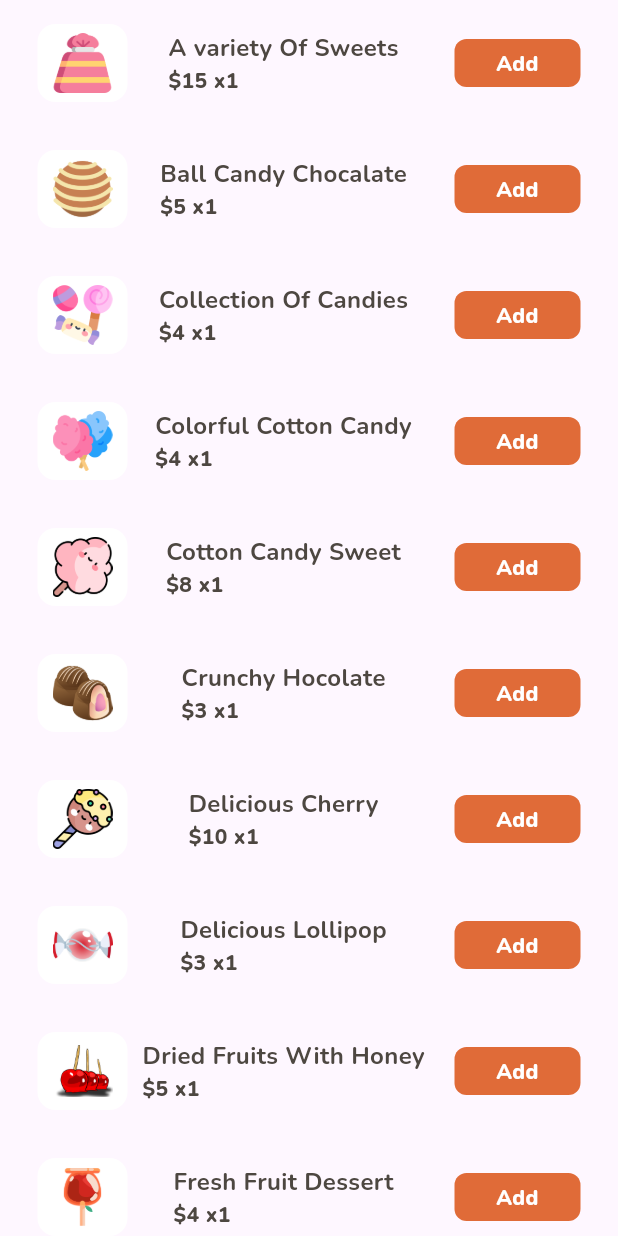
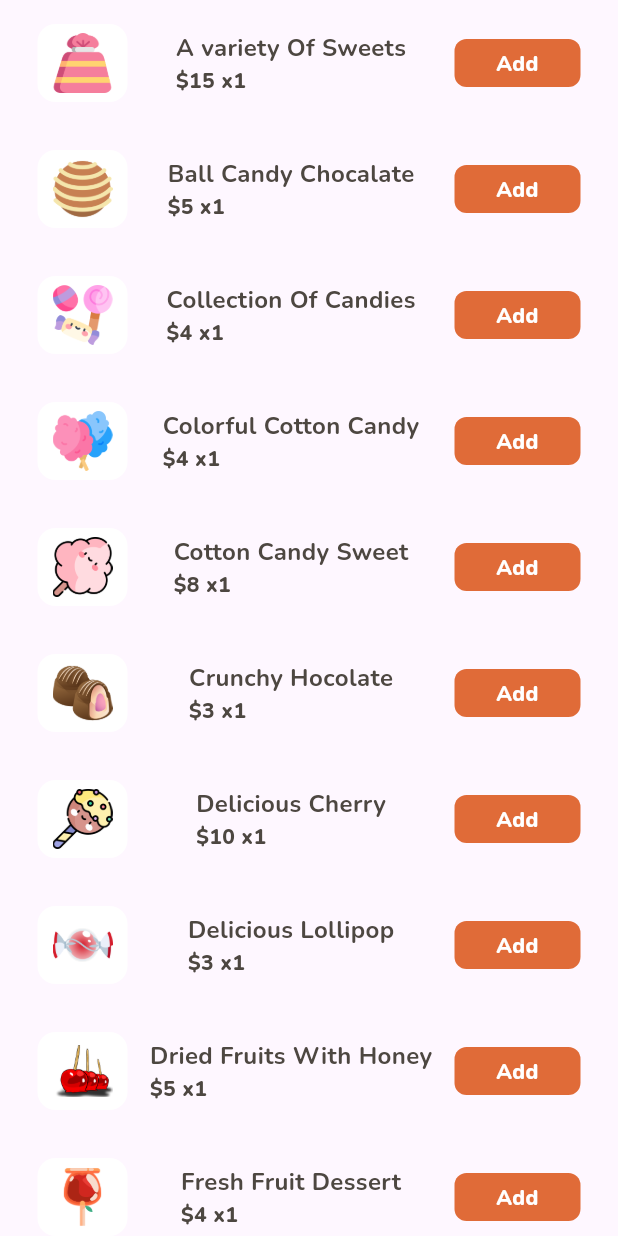
Before and after one commit to Mahmoud-ElShorbagy/candy_buy, a Flutter app: the CandyFairPageView widget shown alone on an empty page, opened directly, on a phone screen of 412 x 824 dp. Run offline on Flutter 3.47's test engine with Material 3 defaults, Android fonts, the phone set to English and light mode, and no system bars; our stand-ins replace cloud_firestore, firebase_auth, firebase_core, flutter_bloc, flutter_svg; accounts and stored records are empty.

Commit message:
edit margin

```diff
--- a/lib/views/view_candy/candy_fair_page/veiw.dart
+++ b/lib/views/view_candy/candy_fair_page/veiw.dart
@@ -49,7 +49,7 @@ class CandyFairPageView extends StatelessWidget {
                       width: product.width,
                       height: product.height),
                   ProductDetails(
-                      margin: EdgeInsets.only(right: 10),
+                      margin: EdgeInsets.zero,
                       title: product.name,
                       price: product.price),
                   BlocListener<ProductCubit, ProductState>(
```
